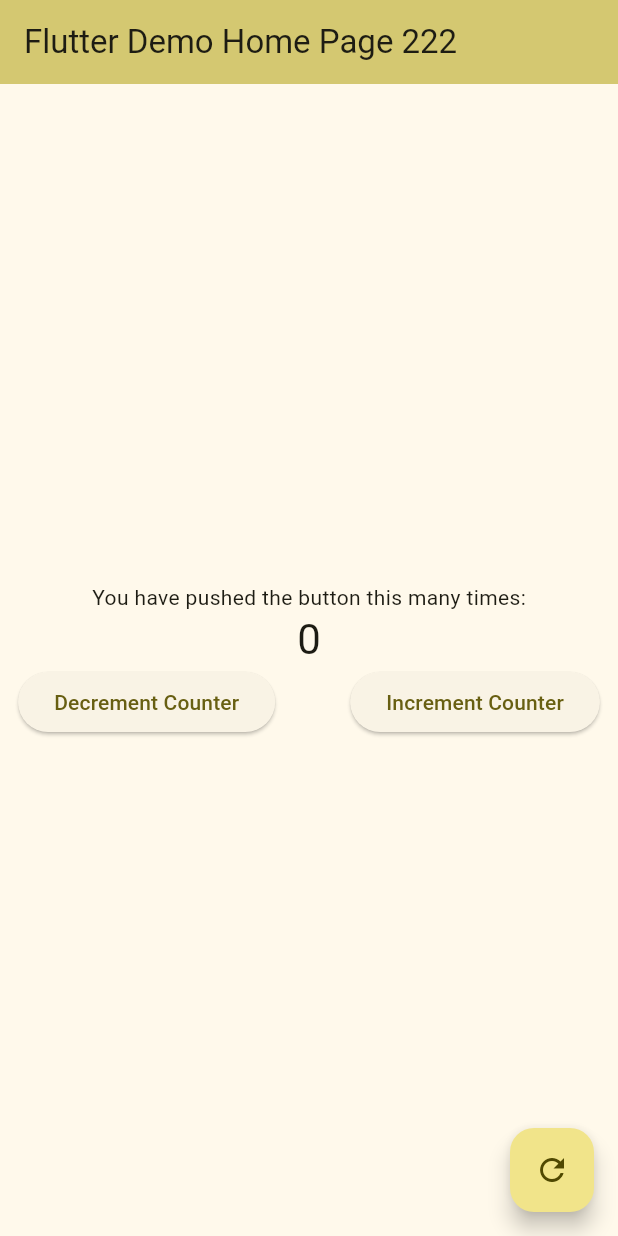
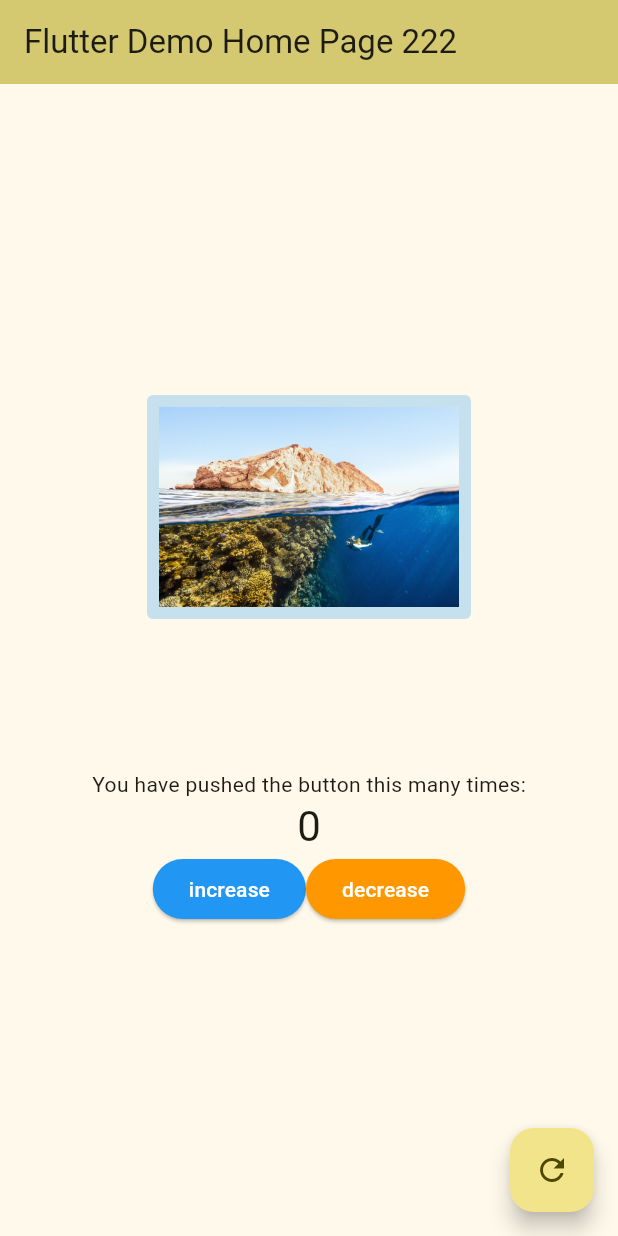
Before and after one commit to echoja/playground-flutter, a Flutter app: the screen it shows after launch, on a phone screen of 412 x 824 dp. Run offline on Flutter 3.47's test engine with Material 2 defaults, Android fonts, the phone set to English and light mode, and no system bars.

Commit message:
add fancy buttons

```diff
--- a/lib/main.dart
+++ b/lib/main.dart
@@ -1,3 +1,5 @@
+import 'dart:math';
+
 import 'package:flutter/material.dart';
 
 void main() {
@@ -80,8 +82,39 @@ class _MyHomePageState extends State<MyHomePage> {
     });
   }
 
+  bool _reversed = false;
+
+  List<UniqueKey> _buttonKeys = [UniqueKey(), UniqueKey()];
+
+  void _swap() {
+    setState(() {
+      _reversed = !_reversed;
+    });
+  }
+
   @override
   Widget build(BuildContext context) {
+    final decrementButton = FancyButton(
+      onPressed: _decrementCounter,
+      child: const Text(
+        "decrease",
+        style: TextStyle(color: Colors.white),
+      ),
+    );
+
+    final incrementButton = FancyButton(
+      onPressed: _incrementCounter,
+      child: const Text(
+        "increase",
+        style: TextStyle(color: Colors.white),
+      ),
+    );
+
+    var buttons = [incrementButton, decrementButton];
+
+    if (_reversed) {
+      buttons = buttons.reversed.toList();
+    }
     // This method is rerun every time setState is called, for instance as done
     // by the _incrementCounter method above.
     //
@@ -117,6 +150,18 @@ class _MyHomePageState extends State<MyHomePage> {
           // wireframe for each widget.
           mainAxisAlignment: MainAxisAlignment.center,
           children: [
+            Container(
+              margin: const EdgeInsets.only(bottom: 100),
+              padding: const EdgeInsets.all(8),
+              decoration: BoxDecoration(
+                color: Colors.blue.withOpacity(0.25),
+                borderRadius: BorderRadius.circular(4),
+              ),
+              child: Image.asset(
+                'lib/images/background_1080.jpg',
+                width: 200.0,
+              ),
+            ),
             const Text(
               'You have pushed the button this many times:',
             ),
@@ -126,15 +171,7 @@ class _MyHomePageState extends State<MyHomePage> {
             ),
             Row(
               mainAxisAlignment: MainAxisAlignment.center,
-              children: [
-                ElevatedButton(
-                    onPressed: _decrementCounter,
-                    child: const Text("Decrement Counter")),
-                const SizedBox(width: 50),
-                ElevatedButton(
-                    onPressed: _incrementCounter,
-                    child: const Text("Increment Counter"))
-              ],
+              children: buttons,
             ),
             // const Column(
             //   children: [
@@ -147,10 +184,51 @@ class _MyHomePageState extends State<MyHomePage> {
         ),
       ),
       floatingActionButton: FloatingActionButton(
-        onPressed: _resetCounter,
+        onPressed: () {
+          _resetCounter();
+          _swap();
+        },
         tooltip: 'Increment',
         child: const Icon(Icons.refresh),
       ),
     );
   }
 }
+
+class FancyButton extends StatefulWidget {
+  final VoidCallback onPressed;
+  final Widget child;
+
+  const FancyButton({super.key, required this.onPressed, required this.child});
+
+  @override
+  State<FancyButton> createState() => _FancyButtonState();
+}
+
+Map<_FancyButtonState, Color> _buttonColors = {};
+final _random = Random();
+
+int next(int min, int max) => min + _random.nextInt(max - min);
+List<Color> colors = [
+  Colors.blue,
+  Colors.green,
+  Colors.orange,
+  Colors.purple,
+  Colors.amber,
+  Colors.lightBlue,
+];
+
+class _FancyButtonState extends State<FancyButton> {
+  Color _getColors() {
+    return _buttonColors.putIfAbsent(this, () => colors[next(0, 5)]);
+  }
+
+  @override
+  Widget build(BuildContext context) {
+    return ElevatedButton(
+      style: ElevatedButton.styleFrom(backgroundColor: _getColors()),
+      onPressed: widget.onPressed,
+      child: widget.child,
+    );
+  }
+}
--- a/pubspec.yaml
+++ b/pubspec.yaml
@@ -59,8 +59,8 @@ flutter:
   uses-material-design: true
 
   # To add assets to your application, add an assets section, like this:
-  # assets:
-  #   - images/a_dot_burr.jpeg
+  assets:
+    - lib/images/background_1080.jpg
   #   - images/a_dot_ham.jpeg
 
   # An image asset can refer to one or more resolution-specific "variants", see
```
